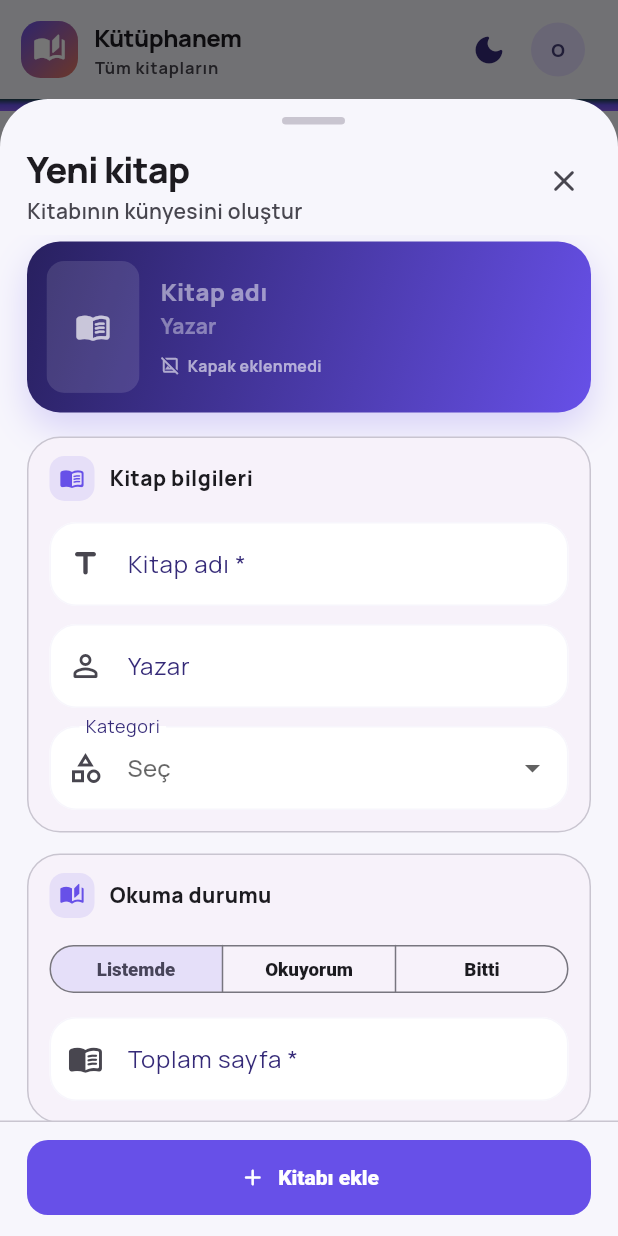
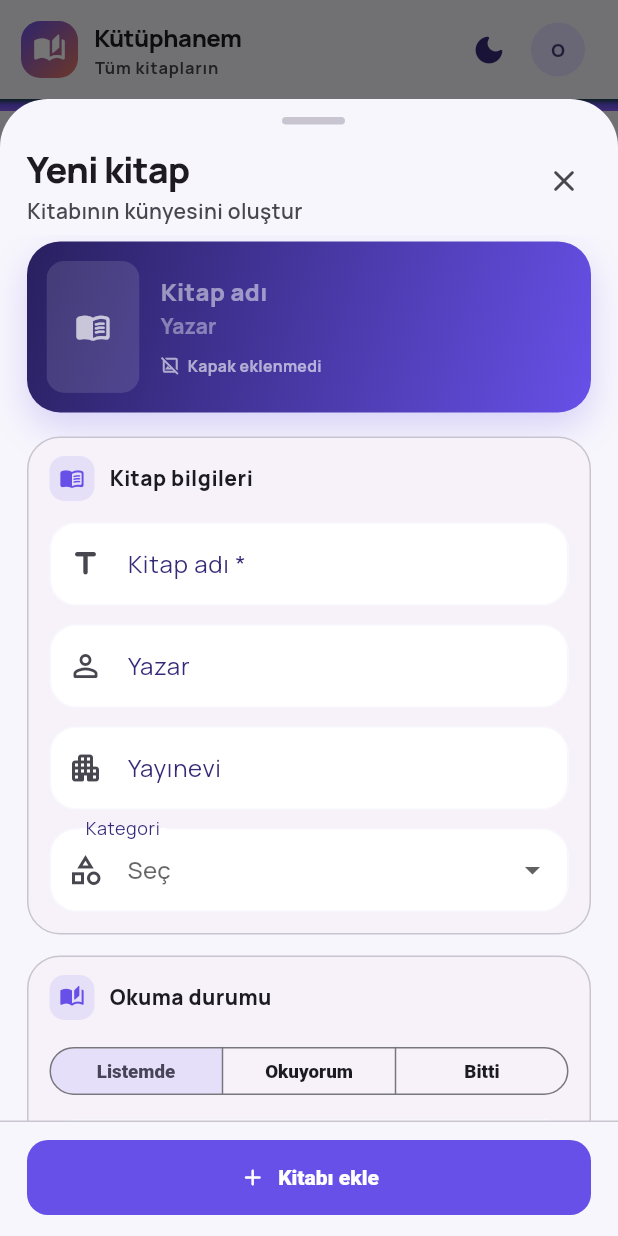
Before and after one commit to cagdaskotan/book-go, a Flutter app: the BooksPage screen opened by its route, item 2 of the bottom bar chosen, after a tap on the "add" icon, on a phone screen of 412 x 824 dp. Run offline on Flutter 3.47's test engine with Material 3 defaults, Android fonts, the phone set to English and light mode, and no system bars; our stand-ins replace cached_network_image, file_picker, flutter_local_notifications, google_fonts, image_picker, share_plus and 3 more; missing offline and left inert: google_mlkit_text_recognition, mobile_scanner; accounts and stored records are empty.

Commit message:
Yayınevini sakla ve göster
Yayınevi hem Google Books'tan hem Open Library'den zaten çekiliyordu ama
hiçbir yere yazılmıyordu: veritabanında sütun, modelde alan, formda giriş
yoktu. Türk okur için ciddi bir eksik — burada kitap yayıneviyle anılır ve
aynı eserin farklı yayınevi farklı çeviri, farklı sayfa sayısı demek.

Şema v3: books tablosuna publisher sütunu (göç yazıldı).

- Barkod/arama sonucundan gelen yayınevi forma önceden dolduruluyor
- Ekleme ve düzenleme formlarında yayınevi alanı var
- Kitaplıkta geçen yayınevleri öneri olarak çıkıyor (İş Bankası, Can, YKY…
  her seferinde elle yazılmasın); yazar önerisiyle aynı bileşen
- Kitap detayında yazarın altında gösteriliyor, bilinmiyorsa satır yok
- Yedeğe dahil

Yan düzeltme: düzenleme formu boş alanı null olarak gönderiyordu, oysa
updateBook'ta null "dokunma" demek — yani yazar alanı bir kez doldurulduktan
sonra temizlenemiyordu. Artık boş string gönderiliyor ve alan gerçekten
siliniyor. Test bunu kilitliyor.

Co-Authored-By: Claude Opus 5 (1M context) <noreply@anthropic.com>

```diff
--- a/book_app/lib/data/app_database.dart
+++ b/book_app/lib/data/app_database.dart
@@ -15,7 +15,7 @@ class AppDatabase {
 
   /// Şema sürümü. Yeni sütun/tablo eklerken artır ve [_migrate] içine
   /// karşılık gelen adımı yaz — kullanıcının verisi asla silinmez.
-  static const int schemaVersion = 2;
+  static const int schemaVersion = 3;
 
   Database? _db;
 
@@ -56,6 +56,13 @@ class AppDatabase {
       await d.execute('ALTER TABLE books ADD COLUMN isbn TEXT');
       await d.execute('CREATE INDEX idx_books_isbn ON books(isbn)');
     }
+
+    // 3: Yayınevi. Katalogdan zaten geliyordu ama saklanmıyordu. Türkçe
+    // okurda kitap yayıneviyle anılır: aynı eser farklı yayınevinde farklı
+    // çeviri ve farklı sayfa sayısı demek.
+    if (from < 3) {
+      await d.execute('ALTER TABLE books ADD COLUMN publisher TEXT');
+    }
   }
 
   /// Kullanıcı verisi tutan tablolar — yedekleme ve geri yükleme bu listeyi
@@ -83,6 +90,7 @@ class AppDatabase {
       id             INTEGER PRIMARY KEY AUTOINCREMENT,
       title          TEXT    NOT NULL,
       author         TEXT,
+      publisher      TEXT,
       isbn           TEXT,
       total_pages    INTEGER NOT NULL DEFAULT 0,
       cover_url      TEXT,
--- a/book_app/lib/models/book.dart
+++ b/book_app/lib/models/book.dart
@@ -8,6 +8,7 @@ class Book {
     required this.favorite,
     required this.createdAt,
     this.author,
+    this.publisher,
     this.isbn,
     this.coverUrl,
     this.category,
@@ -27,6 +28,9 @@ class Book {
   final bool favorite;
   final DateTime createdAt;
   final String? author;
+
+  /// Yayınevi — Türkçe baskılarda kitabın kimliğinin parçası.
+  final String? publisher;
 
   /// Okutulan barkod. Künye bulunamasa bile saklanır: kullanıcı tekrar
   /// yazmasın, ileride yeniden sorgulanabilsin, mükerrer eklenmesin.
@@ -85,6 +89,7 @@ class Book {
       favorite: b(json['favorite']),
       createdAt: dt(json['created_at'] as String?),
       author: json['author'] as String?,
+      publisher: json['publisher'] as String?,
       isbn: json['isbn'] as String?,
       coverUrl: json['cover_url'] as String?,
       category: json['category'] as String?,
@@ -106,6 +111,7 @@ class Book {
     bool? favorite,
     DateTime? createdAt,
     Object? author = _sentinel,
+    Object? publisher = _sentinel,
     Object? isbn = _sentinel,
     Object? coverUrl = _sentinel,
     Object? category = _sentinel,
@@ -125,6 +131,9 @@ class Book {
       favorite: favorite ?? this.favorite,
       createdAt: createdAt ?? this.createdAt,
       author: identical(author, _sentinel) ? this.author : author as String?,
+      publisher: identical(publisher, _sentinel)
+          ? this.publisher
+          : publisher as String?,
       isbn: identical(isbn, _sentinel) ? this.isbn : isbn as String?,
       coverUrl: identical(coverUrl, _sentinel)
           ? this.coverUrl
--- a/book_app/lib/services/backup_service.dart
+++ b/book_app/lib/services/backup_service.dart
@@ -374,6 +374,7 @@ class BackupService {
       if (row['id'] != null) 'id': _int(row['id']),
       'title': row['title']?.toString() ?? 'İsimsiz kitap',
       'author': _str(row['author']),
+      'publisher': _str(row['publisher']),
       'isbn': _str(row['isbn']),
       'total_pages': totalPages,
       'cover_url': _str(row['cover_url']),
--- a/book_app/lib/services/book_service.dart
+++ b/book_app/lib/services/book_service.dart
@@ -87,10 +87,28 @@ class BookService {
         .toList();
   }
 
+  /// Kitaplıkta geçen yayınevleri, en çok kitabı olandan başlayarak.
+  ///
+  /// Türk okur aynı yayınevinden çok kitap alır (İş Bankası, Can, YKY…);
+  /// her seferinde elle yazdırmak gereksiz.
+  Future<List<String>> knownPublishers() async {
+    final db = await _db;
+    final rows = await db.rawQuery(
+      "SELECT publisher, COUNT(*) AS n FROM books "
+      "WHERE publisher IS NOT NULL AND TRIM(publisher) <> '' "
+      'GROUP BY publisher ORDER BY n DESC, publisher ASC',
+    );
+    return rows
+        .map((row) => (row['publisher'] as String).trim())
+        .where((publisher) => publisher.isNotEmpty)
+        .toList();
+  }
+
   Future<int> createBook({
     required String title,
     required int totalPages,
     String? author,
+    String? publisher,
     String? isbn,
     String? coverUrl,
     String? category,
@@ -144,6 +162,7 @@ class BookService {
     return db.insert('books', {
       'title': cleanTitle,
       'author': _orNull(author),
+      'publisher': _orNull(publisher),
       'isbn': normalizeIsbn(isbn),
       'total_pages': totalPages,
       'cover_url': _orNull(coverUrl),
@@ -169,6 +188,7 @@ class BookService {
     int id, {
     String? title,
     String? author,
+    String? publisher,
     String? isbn,
     int? totalPages,
     String? coverUrl,
@@ -256,6 +276,9 @@ class BookService {
       {
         'title': newTitle,
         'author': author != null ? _orNull(author) : cur['author'],
+        'publisher': publisher != null
+            ? _orNull(publisher)
+            : cur['publisher'],
         'isbn': isbn != null ? normalizeIsbn(isbn) : cur['isbn'],
         'total_pages': newTotal,
         'cover_url': coverUrl != null ? _orNull(coverUrl) : cur['cover_url'],
@@ -571,6 +594,7 @@ Book bookFromRow(Map<String, Object?> row) => Book(
       DateTime.tryParse(row['created_at'] as String? ?? '') ??
       DateTime.fromMillisecondsSinceEpoch(0),
   author: row['author'] as String?,
+  publisher: row['publisher'] as String?,
   isbn: row['isbn'] as String?,
   coverUrl: row['cover_url'] as String?,
   category: row['category'] as String?,
--- a/book_app/lib/widgets/add_book_modal.dart
+++ b/book_app/lib/widgets/add_book_modal.dart
@@ -65,6 +65,7 @@ class _AddBookSheetState extends State<_AddBookSheet> {
 
   final _title = TextEditingController();
   final _author = TextEditingController();
+  final _publisher = TextEditingController();
   final _pages = TextEditingController();
   final _currentPage = TextEditingController();
   final _category = TextEditingController();
@@ -82,6 +83,7 @@ class _AddBookSheetState extends State<_AddBookSheet> {
   bool _busy = false;
   String? _error;
   List<String> _knownAuthors = const [];
+  List<String> _knownPublishers = const [];
 
   @override
   void initState() {
@@ -90,6 +92,7 @@ class _AddBookSheetState extends State<_AddBookSheet> {
     if (book != null) {
       _title.text = book.title;
       _author.text = book.author ?? '';
+      _publisher.text = book.publisher ?? '';
       _pages.text = book.totalPages > 0 ? '${book.totalPages}' : '';
       _category.text = book.category ?? '';
       _cover.text = book.coverUrl ?? '';
@@ -110,7 +113,12 @@ class _AddBookSheetState extends State<_AddBookSheet> {
   Future<void> _loadKnownAuthors() async {
     try {
       final authors = await _service.knownAuthors();
-      if (mounted) setState(() => _knownAuthors = authors);
+      final publishers = await _service.knownPublishers();
+      if (!mounted) return;
+      setState(() {
+        _knownAuthors = authors;
+        _knownPublishers = publishers;
+      });
     } catch (_) {
       // Öneri gelmezse form yine çalışır.
     }
@@ -120,6 +128,7 @@ class _AddBookSheetState extends State<_AddBookSheet> {
   void dispose() {
     _title.dispose();
     _author.dispose();
+    _publisher.dispose();
     _pages.dispose();
     _currentPage.dispose();
     _category.dispose();
@@ -250,10 +259,22 @@ class _AddBookSheetState extends State<_AddBookSheet> {
                           // Kitaplıkta geçen yazarlar öneri olarak çıkar:
                           // aynı yazarın ikinci kitabında adı tekrar
                           // yazmaya (üstelik Türkçe harflerle) gerek kalmaz.
-                          _AuthorField(
+                          _SuggestField(
                             controller: _author,
                             suggestions: _knownAuthors,
                             onChanged: () => setState(() {}),
+                            label: 'Yazar',
+                            icon: Icons.person_outline_rounded,
+                          ),
+                          const SizedBox(height: 12),
+                          // Türkçe okurda kitap yayıneviyle anılır: aynı
+                          // eserin farklı yayınevi farklı çeviri demek.
+                          _SuggestField(
+                            controller: _publisher,
+                            suggestions: _knownPublishers,
+                            onChanged: () => setState(() {}),
+                            label: 'Yayınevi',
+                            icon: Icons.apartment_rounded,
                           ),
                           const SizedBox(height: 12),
                           DropdownButtonFormField<String>(
@@ -523,6 +544,7 @@ class _AddBookSheetState extends State<_AddBookSheet> {
         title: _title.text.trim(),
         totalPages: total,
         author: _nullIfEmpty(_author.text),
+        publisher: _nullIfEmpty(_publisher.text),
         isbn: widget.isbn ?? widget.initial?.isbn,
         category: _nullIfEmpty(_category.text),
         coverUrl: _nullIfEmpty(_cover.text),
@@ -631,22 +653,26 @@ class _ScannedHint extends StatelessWidget {
 /// Autocomplete kullanılıyor ama alan serbest: öneri listesinde olmayan bir
 /// yazar da yazılabilir. Öneriler Türkçe harf duyarsız eşleşir ("sabahattin"
 /// yazınca "Sabahattin Ali" çıkar).
-class _AuthorField extends StatefulWidget {
-  const _AuthorField({
+class _SuggestField extends StatefulWidget {
+  const _SuggestField({
     required this.controller,
     required this.suggestions,
     required this.onChanged,
+    required this.label,
+    required this.icon,
   });
 
   final TextEditingController controller;
   final List<String> suggestions;
   final VoidCallback onChanged;
+  final String label;
+  final IconData icon;
 
   @override
-  State<_AuthorField> createState() => _AuthorFieldState();
+  State<_SuggestField> createState() => _SuggestFieldState();
 }
 
-class _AuthorFieldState extends State<_AuthorField> {
+class _SuggestFieldState extends State<_SuggestField> {
   // RawAutocomplete'e verilen odak düğümü kalıcı olmalı; build içinde
   // üretilirse her çizimde yenilenir, odak kaçar ve düğüm sızar.
   final _focus = FocusNode();
@@ -685,9 +711,9 @@ class _AuthorFieldState extends State<_AuthorField> {
           focusNode: focusNode,
           textInputAction: TextInputAction.next,
           onChanged: (_) => widget.onChanged(),
-          decoration: const InputDecoration(
-            labelText: 'Yazar',
-            prefixIcon: Icon(Icons.person_outline_rounded),
+          decoration: InputDecoration(
+            labelText: widget.label,
+            prefixIcon: Icon(widget.icon),
           ),
         );
       },
```
Also changed, not shown: book_app/lib/pages/diary.dart (+46 -1 lines), 1 other file.
